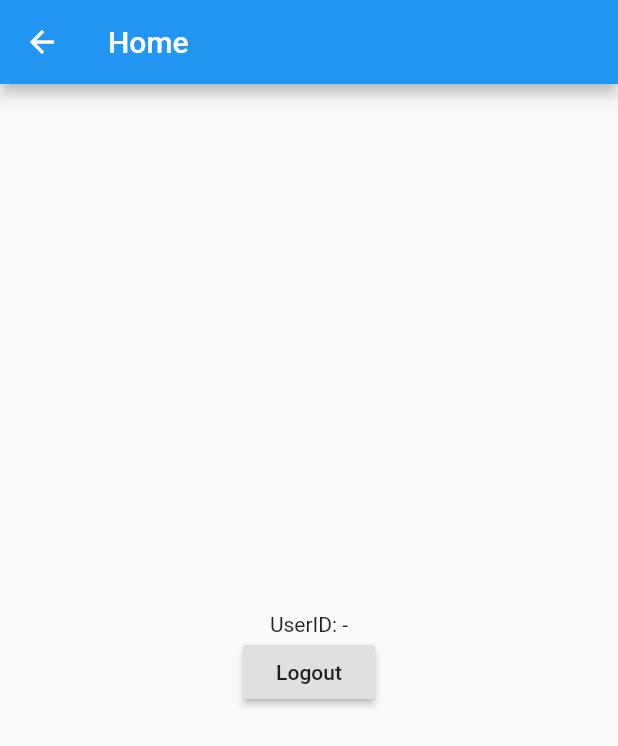
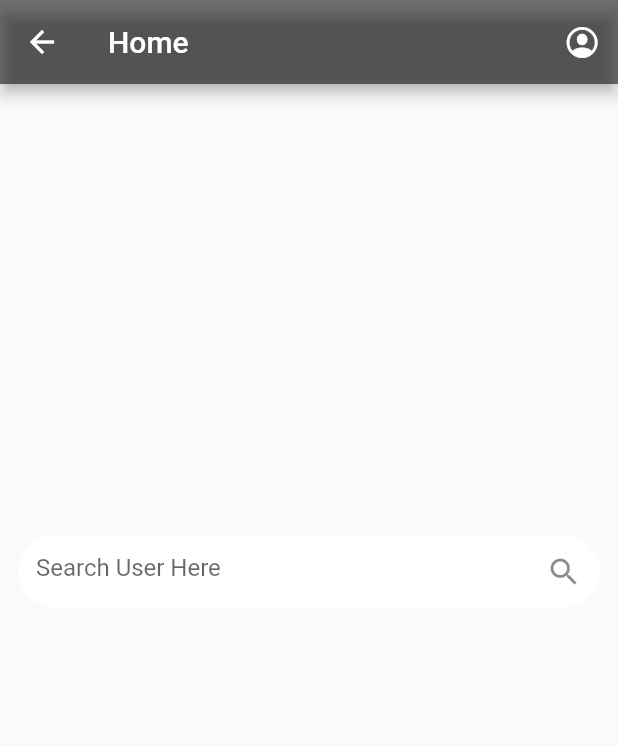
Before and after one commit to evgenyuliganets/MyGitHubApp, a Flutter app: the HomePage screen opened directly, on a phone screen of 412 x 824 dp. Shown: the top 746 px of the screen. Run offline on Flutter 3.47's test engine with Material 2 defaults, Android fonts, the phone set to English and light mode, and no system bars; our stand-ins replace bloc, equatable, flutter_bloc, formz; missing offline and left inert: github; accounts and stored records are empty.

Commit message:
adding home search page and short profile info / creating full profile files and bloc instance

```diff
--- /dev/null
+++ b/lib/home/bloc/profile_bloc.dart
@@ -0,0 +1,30 @@
+import 'dart:async';
+
+import 'package:bloc/bloc.dart';
+import 'package:meta/meta.dart';
+import 'package:my_github_app/home/models/profile.dart';
+import 'package:my_github_app/home/data_repository/data_repository.dart';
+
+part 'profile_event.dart';
+part 'profile_state.dart';
+
+class ProfileBloc extends Bloc<ProfileEvent, ProfileState> {
+  final DataRepository _profileRepo;
+  ProfileBloc(this._profileRepo) : super(ProfileInitial());
+
+  @override
+  Stream<ProfileState> mapEventToState(
+    ProfileEvent event,
+  ) async* {
+    // TODO: implement mapEventToState
+    try {
+      if (event is GetUser) {
+        yield (ProfileLoading());
+        final profile = await _profileRepo.fetchUser(event.userName);
+        yield (ProfileLoaded(profile));
+      }
+    } on UserNotFoundException {
+      yield (ProfileError('This User was Not Found!'));
+    }
+  }
+}
--- /dev/null
+++ b/lib/home/bloc/profile_event.dart
@@ -0,0 +1,8 @@
+part of 'profile_bloc.dart';
+
+@immutable
+abstract class ProfileEvent {}
+class GetUser extends ProfileEvent {
+  final String userName;
+  GetUser(this.userName);
+}
--- /dev/null
+++ b/lib/home/bloc/profile_state.dart
@@ -0,0 +1,24 @@
+part of 'profile_bloc.dart';
+
+@immutable
+abstract class ProfileState {
+  const ProfileState();
+}
+
+class ProfileInitial extends ProfileState {
+  const ProfileInitial();
+}
+
+class ProfileLoading extends ProfileState {
+  const ProfileLoading();
+}
+
+class ProfileLoaded extends ProfileState {
+  final Profile profile;
+  const ProfileLoaded(this.profile);
+}
+
+class ProfileError extends ProfileState {
+  final String error;
+  const ProfileError(this.error);
+}
--- /dev/null
+++ b/lib/home/models/profile.dart
@@ -0,0 +1,17 @@
+class Profile {
+  final String name;
+  final int followers;
+  final int following;
+  final int public_repos;
+  final String bio;
+  final String image;
+
+  Profile({
+    this.name,
+    this.followers,
+    this.following,
+    this.public_repos,
+    this.bio,
+    this.image,
+  });
+}
--- a/lib/home/view/home_page.dart
+++ b/lib/home/view/home_page.dart
@@ -1,39 +1,40 @@
+import 'package:flutter/cupertino.dart';
 import 'package:flutter/material.dart';
 import 'package:flutter_bloc/flutter_bloc.dart';
-import 'package:my_github_app/authentication/authentication.dart';
+import 'package:my_github_app/home/data_repository/data_repository.dart';
+import 'package:my_github_app/home/view/profile_short.dart';
+import 'package:my_github_app/home/bloc/profile_bloc.dart';
 
-class HomePage extends StatelessWidget {
+
+class HomePage extends StatefulWidget {
+  _HomePageState createState() => new _HomePageState();
   static Route route() {
     return MaterialPageRoute<void>(builder: (_) => HomePage());
+  }
+}
+
+class _HomePageState extends State<HomePage> {
+  bool toggle = false;
+  @override
+  void initState() {
+    super.initState();
   }
 
   @override
   Widget build(BuildContext context) {
     return Scaffold(
-      appBar: AppBar(title: const Text('Home')),
-      body: Center(
-        child: Column(
-          mainAxisSize: MainAxisSize.min,
-          children: <Widget>[
-            Builder(
-              builder: (context) {
-                final userId = context.select(
-                      (AuthenticationBloc bloc) => bloc.state.user.id,
-                );
-                return Text('UserID: $userId');
-              },
-            ),
-            RaisedButton(
+      body: BlocProvider(
+        create: (context) => ProfileBloc(DataRepository()),
+        child: GitProfile(),
+      ),
+      /* RaisedButton(
               child: const Text('Logout'),
               onPressed: () {
                 context
                     .read<AuthenticationBloc>()
                     .add(AuthenticationLogoutRequested());
               },
-            ),
-          ],
-        ),
-      ),
+            ),*/
     );
   }
 }
--- /dev/null
+++ b/lib/home/view/profile_short.dart
@@ -0,0 +1,72 @@
+import 'package:flutter/cupertino.dart';
+import 'package:flutter/material.dart';
+import 'package:flutter_bloc/flutter_bloc.dart';
+import 'package:my_github_app/home/bloc/profile_bloc.dart';
+import 'package:my_github_app/home/view/text_field.dart';
+
+import 'build_short_user_data.dart';
+
+class GitProfile extends StatefulWidget {
+  @override
+  _GitProfileState createState() => _GitProfileState();
+}
+var toggle= false;
+class _GitProfileState extends State<GitProfile> {
+  @override
+  Widget build(BuildContext context) {
+    return Scaffold(
+      appBar: AppBar( title: const Text('Home'),backgroundColor: Colors.black54,
+        actions: <Widget>[IconButton(
+            icon: toggle
+                ? Icon(Icons.login)
+                : Icon(
+              CupertinoIcons.person_crop_circle,
+            ),
+            onPressed: () {
+              setState(() {
+                toggle = !toggle;
+              });
+            }),],),
+
+      body: ListView(
+        children: [
+          Container(
+            height: 650,
+            child: BlocConsumer<ProfileBloc, ProfileState>(
+              builder: (context, state) {
+                if (state is ProfileInitial)
+                  return buildInitialTextField();
+                else if (state is ProfileLoading)
+                  return buildLoadingState();
+                else if (state is ProfileLoaded)
+                  return buildUserData(state.profile);
+                else
+                  return buildInitialTextField();
+              },
+              listener: (context, state) {
+                if (state is ProfileError) {
+                  Scaffold.of(context).showSnackBar(
+                    SnackBar(
+                      content: Text(state.error),
+                    ),
+                  );
+                }
+              },
+            ),
+          ),
+        ],
+      ),
+    );
+  }
+  Widget buildInitialTextField() {
+    return Center(
+      child: HomeTextField(),
+    );
+  }
+
+  Widget buildLoadingState() {
+    return Center(
+      child: CircularProgressIndicator(),
+    );
+  }
+}
--- /dev/null
+++ b/lib/home/view/text_field.dart
@@ -0,0 +1,42 @@
+import 'package:flutter/material.dart';
+import 'package:flutter_bloc/flutter_bloc.dart';
+import 'package:my_github_app/home/bloc/profile_bloc.dart';
+
+class HomeTextField extends StatelessWidget {
+  final TextEditingController _controller = TextEditingController();
+
+  Widget build(BuildContext context) {
+    return Row(
+      children: [
+        Expanded(
+          child: Padding(
+            padding: const EdgeInsets.all(12.0),
+            child: Container(
+              decoration: BoxDecoration(
+                color: Colors.white,
+                borderRadius: BorderRadius.circular(40),
+              ),
+              child: TextField(
+                onSubmitted: (value) =>
+                    submitUserName(context, _controller.text),
+                controller: _controller,
+                decoration: InputDecoration(
+                  suffixIcon: Icon(Icons.search),
+                  border: InputBorder.none,
+                  hintText: 'Search User Here',
+                  contentPadding: EdgeInsets.all(12),
+                ),
+              ),
+            ),
+          ),
+        ),
+      ],
+    );
+  }
+
+  void submitUserName(BuildContext context, String userName) {
+    final profileBloc = context.bloc<ProfileBloc>();
+    profileBloc.add(GetUser(userName));
+  }
+
+}
--- a/lib/login/bloc/login_bloc.dart
+++ b/lib/login/bloc/login_bloc.dart
@@ -70,7 +70,6 @@ class LoginBloc extends Bloc<LoginEvent, LoginState> {
       } on Error catch (_) {
         yield state.copyWith(status: FormzStatus.submissionFailure);
         print(_.toString());
-        _authenticationRepository.dispose();
       }
     }
   }
--- a/lib/login/view/login_form.dart
+++ b/lib/login/view/login_form.dart
@@ -36,7 +36,6 @@ class LoginForm extends StatelessWidget {
             _LogoInput(),
             _UsernameInput(),
             const Padding(padding: EdgeInsets.all(5)),
-            const Padding(padding: EdgeInsets.only(left: 20)),
             _PasswordInput(),
             const Padding(padding: EdgeInsets.all(10)),
             _LoginButton(),
--- /dev/null
+++ b/lib/profile/bloc/profile_main_event.dart
@@ -0,0 +1,4 @@
+part of 'profile_main_bloc.dart';
+
+@immutable
+abstract class ProfileMainEvent {}
--- /dev/null
+++ b/lib/profile/bloc/profile_main_state.dart
@@ -0,0 +1,6 @@
+part of 'profile_main_bloc.dart';
+
+@immutable
+abstract class ProfileMainState {}
+
+class ProfileMainInitial extends ProfileMainState {}
--- /dev/null
+++ b/lib/profile/models/model.dart
@@ -0,0 +1 @@
+export 'package:my_github_app/home/models/profile.dart';
```
Also changed, not shown: lib/home/data_repository/data_repository.dart (added, +31 -0 lines), lib/home/view/build_short_user_data.dart (added, +127 -0 lines), lib/profile/bloc/profile_main_bloc.dart (added, +18 -0 lines), lib/profile/view/profile_full.dart (added).
